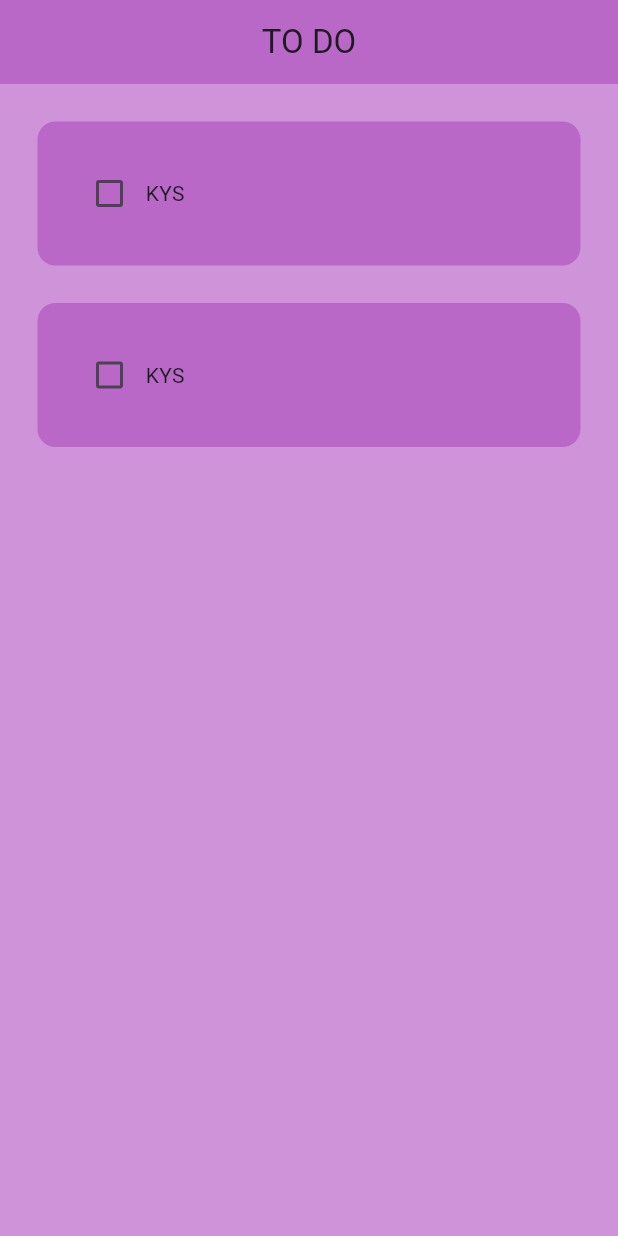
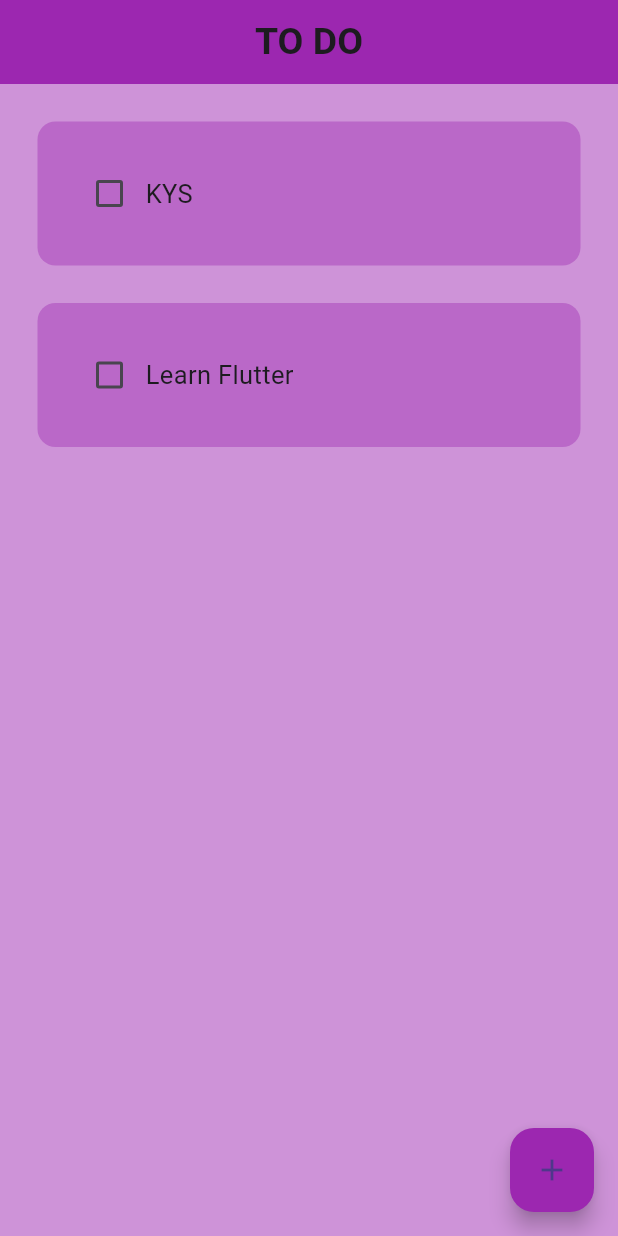
Before and after one commit to MrUnAnonymous/flutter-toDoList, a Flutter app: the screen it shows after launch, on a phone screen of 412 x 824 dp. Run offline on Flutter 3.47's test engine with Material 3 defaults, Android fonts, the phone set to English and light mode, and no system bars.

Commit message:
added utils

```diff
--- a/to_do_list/lib/pages/home.dart
+++ b/to_do_list/lib/pages/home.dart
@@ -1,4 +1,7 @@
+// ignore_for_file: prefer_const_constructors
+
 import 'package:flutter/material.dart';
+import 'package:to_do_list/utils/dailog_box.dart';
 import 'package:to_do_list/utils/todo_tile.dart';
 
 class Homepage extends StatefulWidget {
@@ -9,10 +12,12 @@ class Homepage extends StatefulWidget {
 }
 
 class _HomepageState extends State<Homepage> {
+  //text controller
+  final _controller = TextEditingController();
   //List of tasks
   List toDoList = [
     ["KYS", false],
-    ["KYS", false],
+    ["Learn Flutter", false],
   ];
 
   //method
@@ -22,14 +27,35 @@ class _HomepageState extends State<Homepage> {
     });
   }
 
+  //new task
+  void createNewTask() {
+    showDialog(
+      context: context,
+      builder: (context) {
+        return DialogBox(
+          controller: _controller,
+        );
+      },
+    );
+  }
+
   @override
   Widget build(BuildContext context) {
     return Scaffold(
       backgroundColor: Colors.purple[200],
       appBar: AppBar(
-        title: Center(child: Text('TO DO')),
+        title: const Center(
+            child: Text(
+          'TO DO',
+          style: TextStyle(fontSize: 25, fontWeight: FontWeight.bold),
+        )),
         elevation: 0.0,
-        backgroundColor: Colors.purple[300],
+        backgroundColor: Colors.purple,
+      ),
+      floatingActionButton: FloatingActionButton(
+        onPressed: createNewTask,
+        backgroundColor: Colors.purple,
+        child: Icon(Icons.add),
       ),
       body: ListView.builder(
         itemCount: toDoList.length,
--- a/to_do_list/lib/utils/todo_tile.dart
+++ b/to_do_list/lib/utils/todo_tile.dart
@@ -25,12 +25,17 @@ class ToDoTile extends StatelessWidget {
             Checkbox(
               value: taskCompleted,
               onChanged: onChanged,
-              activeColor: Colors.red,
+              activeColor: Colors.black,
             ),
 
             //task name
             Text(
               taskName,
+              style: TextStyle(
+                  fontSize: 17,
+                  decoration: taskCompleted
+                      ? TextDecoration.lineThrough
+                      : TextDecoration.none),
             ),
           ],
         ),
```
Also changed, not shown: to_do_list/lib/utils/buttons.dart (added, +16 -0 lines), to_do_list/lib/utils/dailog_box.dart (added, +35 -0 lines).
